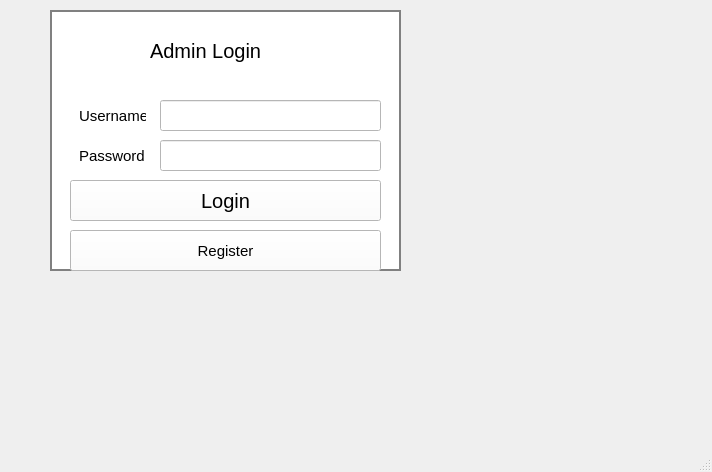
Before: the Qt Designer form mainwindow.ui in poshan12635/project, drawn with Qt 5.
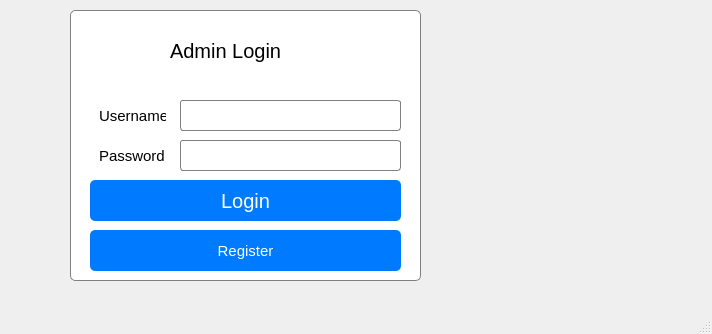
After: the same form once the commit is applied. Icons and pictures are not drawn.

```diff
--- a/mainwindow.ui
+++ b/mainwindow.ui
@@ -7,7 +7,7 @@
     <x>0</x>
     <y>0</y>
     <width>712</width>
-    <height>472</height>
+    <height>334</height>
    </rect>
   </property>
   <property name="windowTitle">
@@ -41,14 +41,52 @@
    <widget class="QGroupBox" name="groupBox">
     <property name="geometry">
      <rect>
-      <x>50</x>
+      <x>70</x>
       <y>10</y>
       <width>351</width>
-      <height>261</height>
+      <height>271</height>
      </rect>
     </property>
     <property name="styleSheet">
-     <string notr="true">background-color: rgb(255, 255, 255);
+     <string notr="true">QGroupBox {
+    background-color: white;
+    border: 1px solid gray; /* Optional: adds a border */
+    border-radius: 5px; /* Optional: rounds the corners */
+}
+
+QGroupBox::title {
+    background-color: transparent;
+    subcontrol-origin: margin;
+    padding: 5px; /* Adds spacing around the title */
+}
+
+QGroupBox QLabel {
+    font-size: 18px; /* Adjust label font size */
+    color: black; /* Change label text color */
+}
+
+QGroupBox QLineEdit {
+    background-color: white;
+    border: 1px solid gray;
+    border-radius: 3px;
+    padding: 3px; /* Adds inner padding for text input */
+}
+
+QGroupBox QPushButton {
+    background-color: #007BFF; /* Blue background */
+    color: white; /* White text */
+    border: none;
+    border-radius: 5px;
+    padding: 5px 10px;
+}
+
+QGroupBox QPushButton:hover {
+    background-color: #0056b3; /* Darker blue on hover */
+}
+
+QGroupBox QPushButton:pressed {
+    background-color: #004494; /* Even darker blue when pressed */
+}
 </string>
     </property>
     <property name="title">
```
